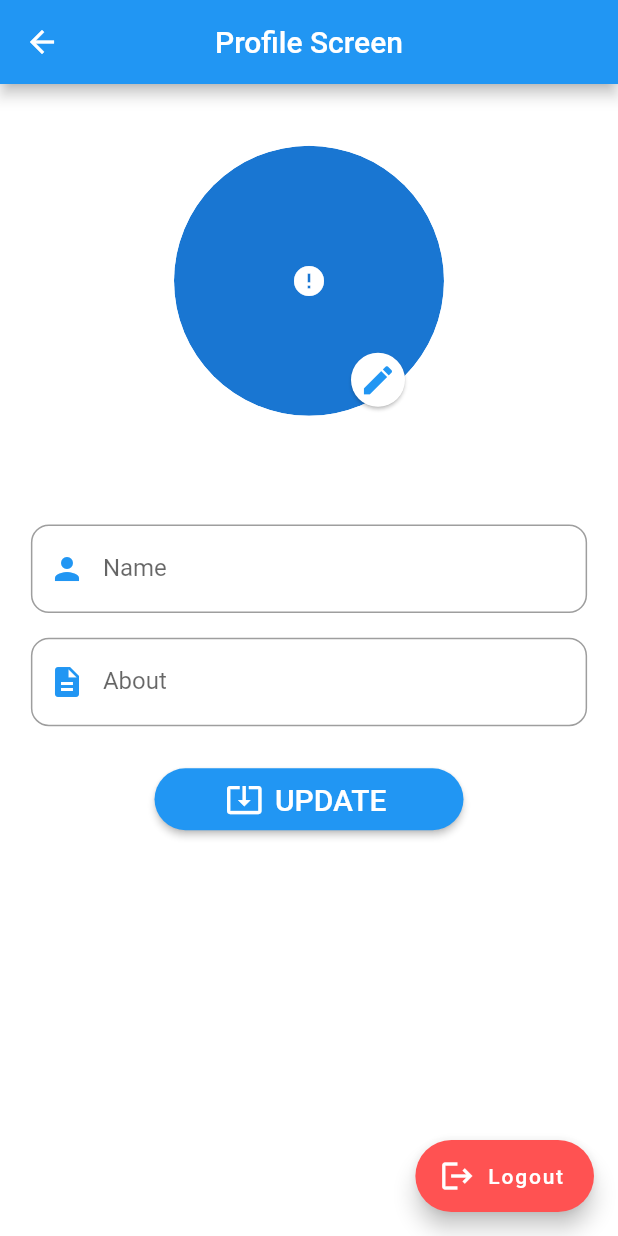
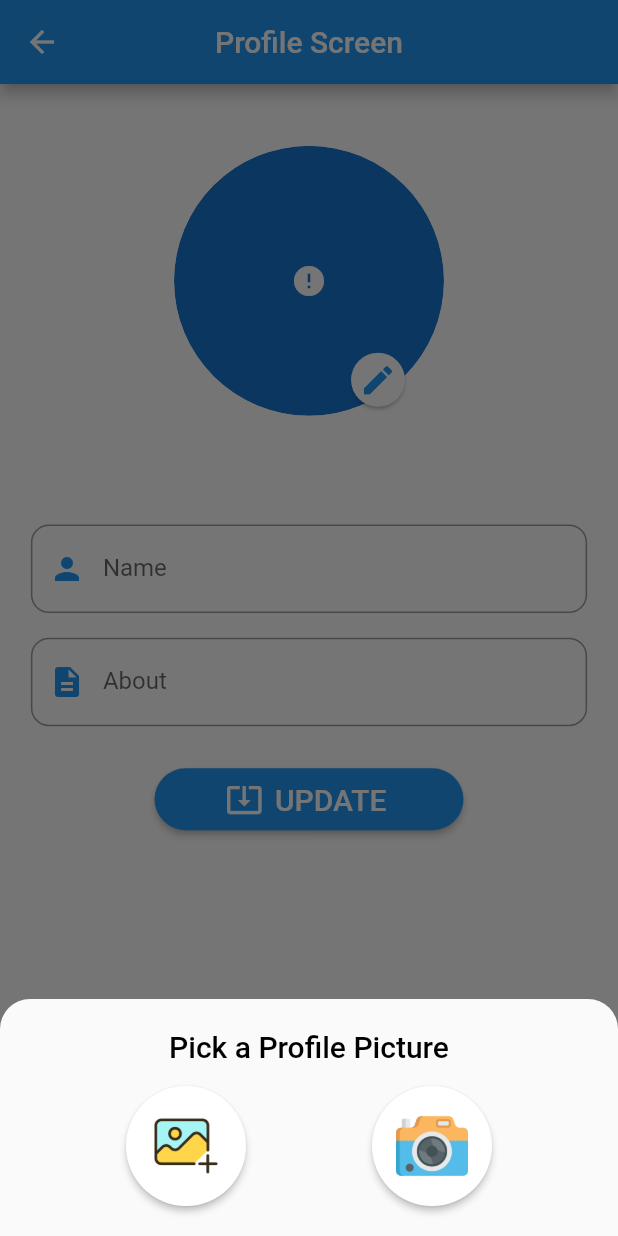
Before and after one commit to idealfoxman0830/Flutter_Firebase_Chat_App, a Flutter app: the ProfileScreen screen opened directly with empty values, after a tap on the "edit" icon, on a phone screen of 412 x 824 dp. Run offline on Flutter 3.47's test engine with Material 2 defaults, Android fonts, the light colour scheme and no system bars; our stand-ins replace cloud_firestore, firebase_auth, firebase_core, google_sign_in, lottie; accounts and stored records are empty; network calls fail.

Commit message:
Bottom sheet added

```diff
--- a/lib/screens/home_page.dart
+++ b/lib/screens/home_page.dart
@@ -42,7 +42,20 @@ class _HomePageState extends State<HomePage> {
   Widget build(BuildContext context) {
     MediaQueryData mediaQuery = MediaQuery.of(context);
 
-    return Scaffold(
+    return GestureDetector(
+      onTap: () => FocusScope.of(context).unfocus(),
+      child: WillPopScope(
+        onWillPop: () {
+          if (_isSearching) {
+            setState(() {
+              _isSearching = !_isSearching;
+            });
+            return Future.value(false);
+          } else {
+            return Future.value(true);
+          }
+        },
+        child: Scaffold(
             backgroundColor: Colors.white,
             appBar: AppBar(
               centerTitle: true,
@@ -59,8 +72,12 @@ class _HomePageState extends State<HomePage> {
                       onChanged: (val) {
                         _searchList.clear();
                         for (var i in list) {
-                      if (i.name.toLowerCase().contains(val.toLowerCase()) ||
-                          (i.email.toLowerCase().contains(val.toLowerCase()))) {
+                          if (i.name
+                                  .toLowerCase()
+                                  .contains(val.toLowerCase()) ||
+                              (i.email
+                                  .toLowerCase()
+                                  .contains(val.toLowerCase()))) {
                             _searchList.add(i);
                           }
                           setState(() {
@@ -134,17 +151,21 @@ class _HomePageState extends State<HomePage> {
 
                 // final List<QueryDocumentSnapshot<Map<String, dynamic>>> documents = snapshot.data!.docs;
                 final documents = snapshot.data!.docs;
-            list = documents.map((e) => ChatUser.fromJson(e.data())).toList() ??
+                list = documents
+                        .map((e) => ChatUser.fromJson(e.data()))
+                        .toList() ??
                     [];
 
                 if (list.isNotEmpty) {
                   return ListView.builder(
-                itemCount: _isSearching ? _searchList.length :  documents.length,
+                    itemCount:
+                        _isSearching ? _searchList.length : documents.length,
                     itemBuilder: (BuildContext context, int index) {
                       //  final user = documents[index].data();
 
                       return ChatUserCard(
-                    chatUser: _isSearching ? _searchList[index] : list[index],
+                        chatUser:
+                            _isSearching ? _searchList[index] : list[index],
                       );
                     },
                   );
@@ -158,6 +179,8 @@ class _HomePageState extends State<HomePage> {
                   ),
                 );
               },
-        ));
+            )),
+      ),
+    );
   }
 }
--- a/lib/screens/profile_screen.dart
+++ b/lib/screens/profile_screen.dart
@@ -9,6 +9,8 @@ import 'package:google_sign_in/google_sign_in.dart';
 import '../api/apis.dart';
 import '../helper/dialogs.dart';
 import '../models/chat_user.dart';
+
+
 
 class ProfileScreen extends StatefulWidget {
   const ProfileScreen({super.key, required this.user});
@@ -103,7 +105,9 @@ class _ProfileScreenState extends State<ProfileScreen> {
                         Positioned(
                           bottom: 0,
                           right: 0,
-                          child: MaterialButton(onPressed: (){},
+                          child: MaterialButton(onPressed: (){
+                            _showBottomSheet();
+                          },
                             elevation: 1,
                             color: Colors.white,
                             shape: CircleBorder(),
@@ -182,4 +186,51 @@ class _ProfileScreenState extends State<ProfileScreen> {
       ),
     );
   }
+  void _showBottomSheet() {
+    showModalBottomSheet(
+        context: context,
+        shape: RoundedRectangleBorder(
+          borderRadius: BorderRadius.only(topLeft: Radius.circular(20),topRight: Radius.circular(20),),
+        ),
+        builder: (_) {
+          return ListView(
+            shrinkWrap: true,
+            padding: EdgeInsets.only(top: 20,bottom: 20 ),
+              children: [
+                Text('Pick a Profile Picture',
+                textAlign: TextAlign.center,
+                style: TextStyle(
+                  fontSize: 20,fontWeight: FontWeight.w500,
+                ),
+                ),
+                SizedBox(
+                  height: 15,
+                ),
+                Row(
+                  mainAxisAlignment: MainAxisAlignment.spaceEvenly,
+                  children: [
+                    ElevatedButton(onPressed: (){},
+                        style: ElevatedButton.styleFrom(
+                          backgroundColor: Colors.white,
+                          shape: CircleBorder(),
+                          fixedSize: Size(80, 80),
+                        ),
+                        child: Image.asset('images/adding.png')
+
+                    ),
+                    ElevatedButton(onPressed: (){},
+                        style: ElevatedButton.styleFrom(
+                          backgroundColor: Colors.white,
+                          shape: CircleBorder(),
+                          fixedSize: Size(80, 80),
+                        ),
+                        child: Image.asset('images/camera.png')
+
+                    )
+                  ],
+                ),
+              ],
+          );
+        });
+  }
 }
```
Also changed, not shown: images/adding.png (added), images/camera.png (added). Lines whose indentation alone changed are shown as unchanged.
